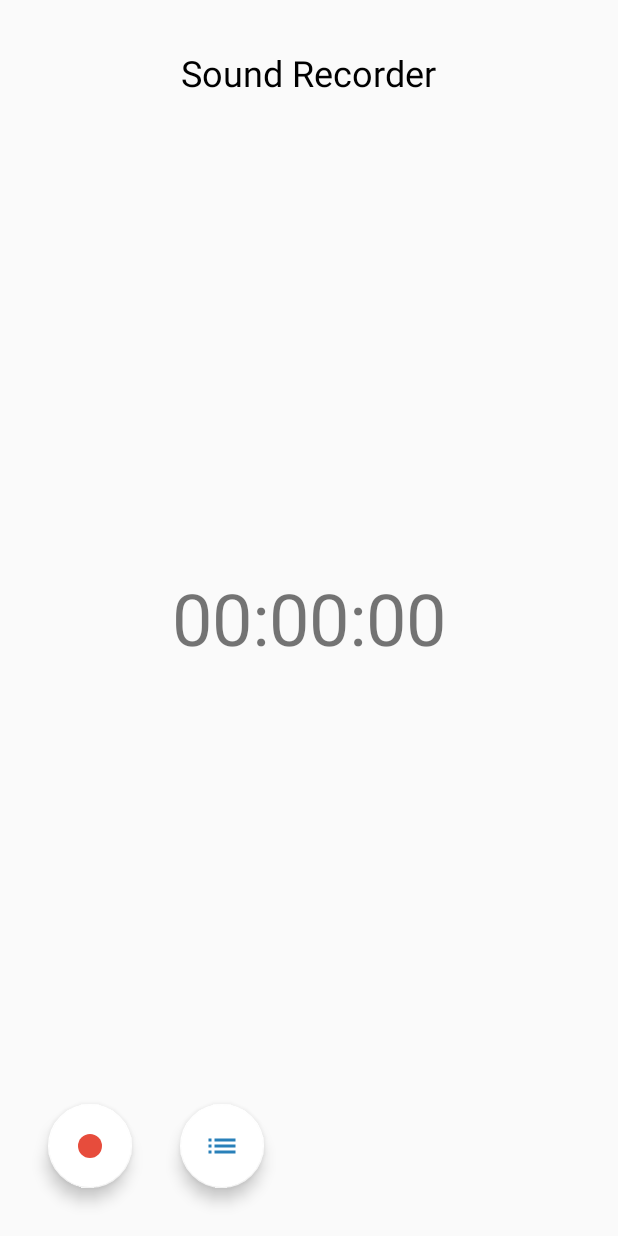
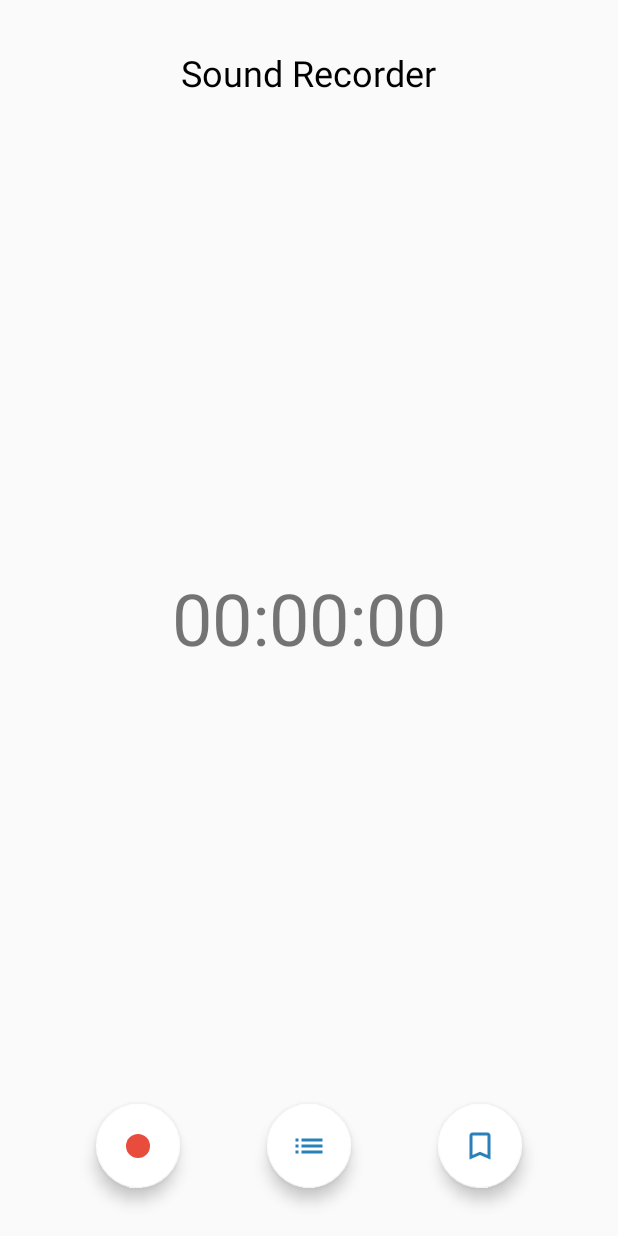
Before and after one commit to TannerGabriel/android-sound-recorder, an Android app: the screen it shows after launch (MainActivity), on a phone screen of 412 x 824 dp. Run offline under Robolectric (Android 15) with nearby library versions, the phone set to English and light mode, and no system bars.

Commit message:
Added record feature

```diff
--- /dev/null
+++ b/app/src/main/res/drawable/ic_bookmark.xml
@@ -0,0 +1,9 @@
+<vector xmlns:android="http://schemas.android.com/apk/res/android"
+        android:width="24dp"
+        android:height="24dp"
+        android:viewportWidth="24.0"
+        android:viewportHeight="24.0">
+    <path
+        android:fillColor="#2980b9"
+        android:pathData="M17,3L7,3c-1.1,0 -1.99,0.9 -1.99,2L5,21l7,-3 7,3L19,5c0,-1.1 -0.9,-2 -2,-2zM17,18l-5,-2.18L7,18L7,5h10v13z"/>
+</vector>
--- /dev/null
+++ b/app/src/main/res/drawable/ic_stop.xml
@@ -0,0 +1,9 @@
+<vector xmlns:android="http://schemas.android.com/apk/res/android"
+        android:width="24dp"
+        android:height="24dp"
+        android:viewportWidth="24.0"
+        android:viewportHeight="24.0">
+    <path
+        android:fillColor="#e74c3c"
+        android:pathData="M6,6h12v12H6z"/>
+</vector>
--- a/app/src/main/res/layout/activity_main.xml
+++ b/app/src/main/res/layout/activity_main.xml
@@ -32,10 +32,24 @@
             android:layout_height="wrap_content"
             app:fabSize="normal"
             android:layout_alignParentBottom="true"
-            android:layout_marginLeft="@dimen/big_margin"
+            android:layout_marginLeft="@dimen/giant_margin"
             app:backgroundTint="@color/fab_background"
             android:src="@drawable/ic_record"
             android:layout_marginBottom="@dimen/big_margin"
+            android:visibility="visible"
+    />
+
+    <android.support.design.widget.FloatingActionButton
+            android:id="@+id/fab_stop_recording"
+            android:layout_width="wrap_content"
+            android:layout_height="wrap_content"
+            app:fabSize="normal"
+            android:layout_alignParentBottom="true"
+            android:layout_marginLeft="@dimen/giant_margin"
+            app:backgroundTint="@color/fab_background"
+            android:src="@drawable/ic_stop"
+            android:layout_marginBottom="@dimen/big_margin"
+            android:visibility="invisible"
     />
 
     <android.support.design.widget.FloatingActionButton
@@ -44,11 +58,23 @@
             android:layout_height="wrap_content"
             app:fabSize="normal"
             android:layout_alignParentBottom="true"
-            android:layout_marginLeft="@dimen/big_margin"
             app:backgroundTint="@color/fab_background"
             android:src="@drawable/ic_list"
             android:layout_marginBottom="@dimen/big_margin"
-            android:layout_toRightOf="@id/fab_start_recording"
+            android:layout_centerHorizontal="true"
+    />
+
+    <android.support.design.widget.FloatingActionButton
+            android:id="@+id/fab_tag"
+            android:layout_width="wrap_content"
+            android:layout_height="wrap_content"
+            app:fabSize="normal"
+            android:layout_alignParentBottom="true"
+            android:layout_marginRight="@dimen/giant_margin"
+            app:backgroundTint="@color/fab_background"
+            android:src="@drawable/ic_bookmark"
+            android:layout_marginBottom="@dimen/big_margin"
+            android:layout_alignParentRight="true"
     />
 
 </RelativeLayout>
--- a/app/src/main/res/values/dimens.xml
+++ b/app/src/main/res/values/dimens.xml
@@ -2,4 +2,5 @@
 <resources>
     <dimen name="medium_margin">16dp</dimen>
     <dimen name="big_margin">32dp</dimen>
+    <dimen name="giant_margin">64dp</dimen>
 </resources>
```
Also changed, not shown: app/src/main/AndroidManifest.xml (+6 -2 lines), app/src/main/java/com/example/gabriel/soundrecorder/MainActivity.kt (+70 -0 lines).
